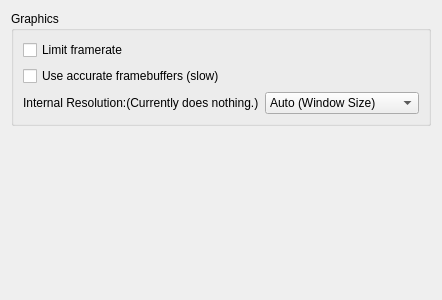
First picture: the form in src/yuzu/configuration/configure_graphics.ui, repository rorrim-rorrim/eden-alt, before the edit.
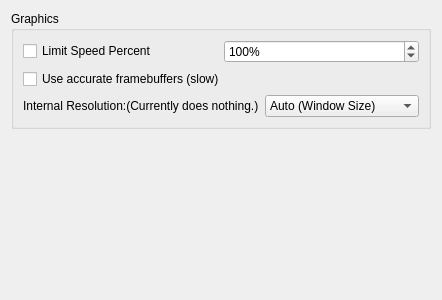
Second picture: the form after the edit.

The edit to the form file:
```diff
--- a/src/yuzu/configuration/configure_graphics.ui
+++ b/src/yuzu/configuration/configure_graphics.ui
@@ -23,11 +23,31 @@
        </property>
        <layout class="QVBoxLayout" name="verticalLayout_2">
         <item>
-         <widget class="QCheckBox" name="toggle_framelimit">
-          <property name="text">
-           <string>Limit framerate</string>
-          </property>
-         </widget>
+          <layout class="QHBoxLayout" name="horizontalLayout_2">
+            <item>
+              <widget class="QCheckBox" name="toggle_frame_limit">
+                <property name="text">
+                  <string>Limit Speed Percent</string>
+                </property>
+              </widget>
+            </item>
+            <item>
+              <widget class="QSpinBox" name="frame_limit">
+                <property name="suffix">
+                  <string>%</string>
+                </property>
+                <property name="minimum">
+                  <number>1</number>
+                </property>
+                <property name="maximum">
+                  <number>9999</number>
+                </property>
+                <property name="value">
+                  <number>100</number>
+                </property>
+              </widget>
+            </item>
+          </layout>
         </item>
         <item>
          <widget class="QCheckBox" name="use_accurate_framebuffers">
```
